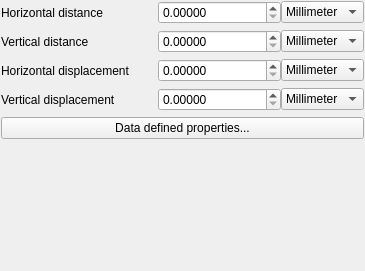
First picture: the form in src/ui/symbollayer/widget_pointpatternfill.ui, repository qgis/QGIS, before the edit.
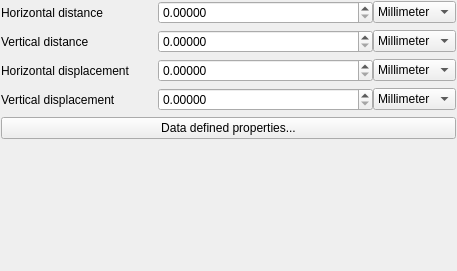
Second picture: the form after the edit.

Patch:
```diff
--- a/src/ui/symbollayer/widget_pointpatternfill.ui
+++ b/src/ui/symbollayer/widget_pointpatternfill.ui
@@ -6,7 +6,7 @@
    <rect>
     <x>0</x>
     <y>0</y>
-    <width>365</width>
+    <width>457</width>
     <height>271</height>
    </rect>
   </property>
@@ -14,6 +14,12 @@
    <string>Form</string>
   </property>
   <layout class="QFormLayout" name="formLayout">
+   <property name="fieldGrowthPolicy">
+    <enum>QFormLayout::AllNonFixedFieldsGrow</enum>
+   </property>
+   <property name="labelAlignment">
+    <set>Qt::AlignLeading|Qt::AlignLeft|Qt::AlignTop</set>
+   </property>
    <property name="horizontalSpacing">
     <number>28</number>
    </property>
```
